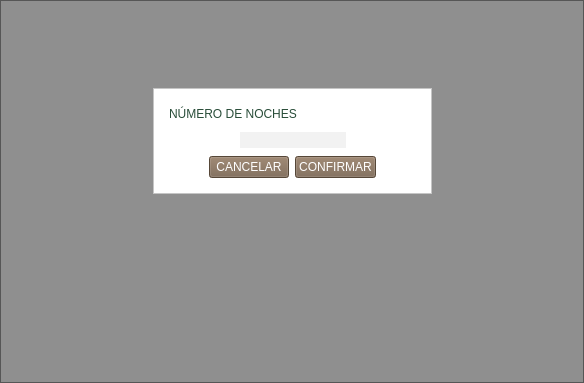
Qt form nights.ui (altitude-solutions/Camino_Real_Desktop) before a commit.
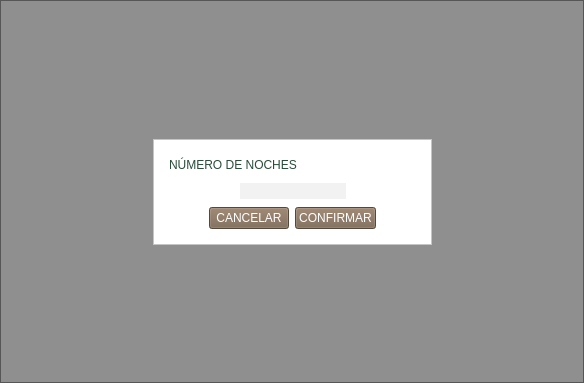
The same form after that commit.

```diff
--- a/nights.ui
+++ b/nights.ui
@@ -50,7 +50,7 @@
          <enum>Qt::Vertical</enum>
         </property>
         <property name="sizeType">
-         <enum>QSizePolicy::Preferred</enum>
+         <enum>QSizePolicy::Expanding</enum>
         </property>
         <property name="sizeHint" stdset="0">
          <size>
```
